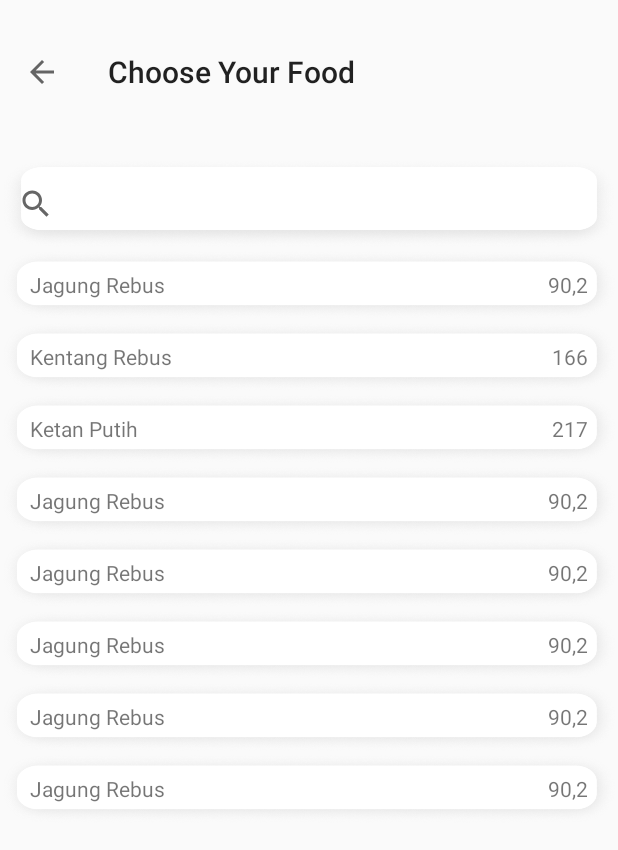
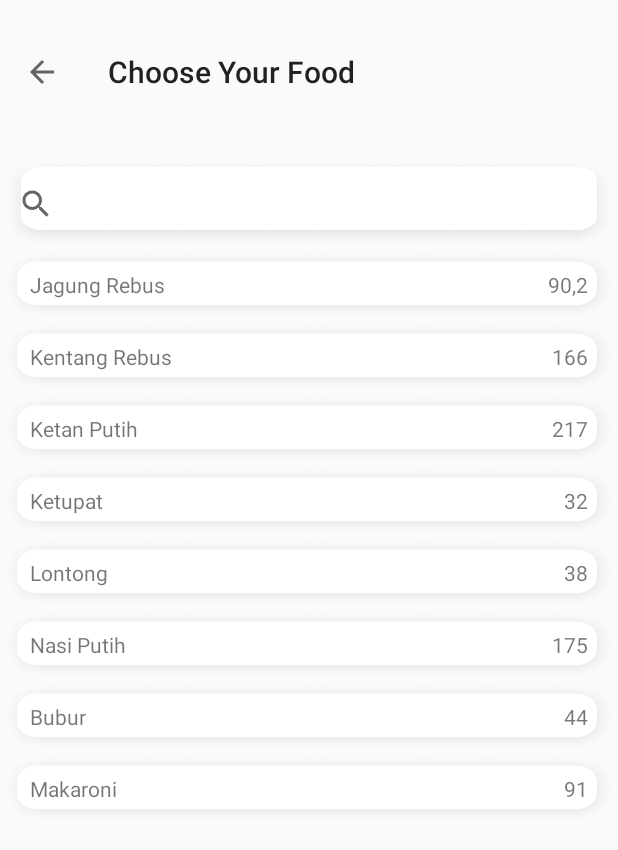
Before and after one commit to dewiiliie07/DiabetterV1, an Android app: the Menu_makanan screen opened directly, with no data from a screen before it, on a phone screen of 412 x 824 dp. Shown: the top 850 px of the screen. Run offline under Robolectric (Android 15) with nearby library versions, the phone set to English and light mode, and no system bars.

Commit message:
penambahan buat edt quantity kalori page setelah list food dan fixing UI term n condition

```diff
--- a/app/src/main/AndroidManifest.xml
+++ b/app/src/main/AndroidManifest.xml
@@ -3,7 +3,7 @@
     xmlns:tools="http://schemas.android.com/tools"
     package="com.example.dewiiliie.diabetter">
 
-    <uses-permission android:name="android.permission.INTERNET"/>
+    <uses-permission android:name="android.permission.INTERNET" />
 
     <application
         android:allowBackup="true"
@@ -12,6 +12,7 @@
         android:roundIcon="@mipmap/ic_launcher_round"
         android:supportsRtl="true"
         android:theme="@style/AppTheme.NoActionBar">
+        <activity android:name=".edit_qty_food"></activity>
         <activity android:name=".MainActivity">
             <intent-filter>
                 <action android:name="android.intent.action.MAIN" />
@@ -34,7 +35,7 @@
         <activity android:name=".Weight" />
         <activity android:name=".Gender" />
         <activity android:name=".JenisAktivitas" />
-        <activity android:name=".TermCondition"></activity>
+        <activity android:name=".TermCondition" />
     </application>
 
 </manifest>
--- a/app/src/main/java/com/example/dewiiliie/diabetter/FoodAdapter.java
+++ b/app/src/main/java/com/example/dewiiliie/diabetter/FoodAdapter.java
@@ -1,6 +1,7 @@
 package com.example.dewiiliie.diabetter;
 
 import android.content.Context;
+import android.content.Intent;
 import android.support.v7.widget.RecyclerView;
 import android.view.LayoutInflater;
 import android.view.View;
@@ -40,7 +41,7 @@ public class FoodAdapter extends RecyclerView.Adapter<FoodAdapter.MyViewHolder>
         holder.food_layout.setOnClickListener(new View.OnClickListener() {
             @Override
             public void onClick(View view) {
-                Toast.makeText(mContext, mFoodName.get(position), Toast.LENGTH_SHORT).show();
+//                Intent intent = new Intent(FoodAdapter.this,edit_qty_food.class);
             }
         });
     }
--- a/app/src/main/java/com/example/dewiiliie/diabetter/Menu_makanan.java
+++ b/app/src/main/java/com/example/dewiiliie/diabetter/Menu_makanan.java
@@ -52,20 +52,20 @@ public class Menu_makanan extends AppCompatActivity {
         mFoodNames.add("Ketan Putih");
         mCalories.add("217");
 
-        mFoodNames.add("Jagung Rebus");
-        mCalories.add("90,2");
+        mFoodNames.add("Ketupat");
+        mCalories.add("32");
 
-        mFoodNames.add("Jagung Rebus");
-        mCalories.add("90,2");
+        mFoodNames.add("Lontong");
+        mCalories.add("38");
 
-        mFoodNames.add("Jagung Rebus");
-        mCalories.add("90,2");
+        mFoodNames.add("Nasi Putih");
+        mCalories.add("175");
 
-        mFoodNames.add("Jagung Rebus");
-        mCalories.add("90,2");
+        mFoodNames.add("Bubur");
+        mCalories.add("44");
 
-        mFoodNames.add("Jagung Rebus");
-        mCalories.add("90,2");
+        mFoodNames.add("Makaroni");
+        mCalories.add("91");
 
         initRecycleView();
     }
```
Also changed, not shown: app/src/main/java/com/example/dewiiliie/diabetter/edit_qty_food.java (added, +20 -0 lines), app/src/main/res/layout/activity_edit_qty_food.xml (added, +96 -0 lines), app/src/main/res/layout/activity_term_condition.xml (+31 -22 lines).
